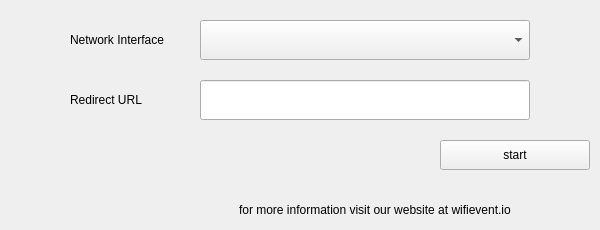
This is app/captiveportal/mainwindow.ui in wifievent/cp as Qt 5 draws it before an edit. The edited form follows.
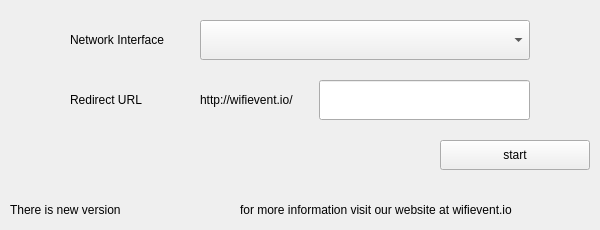
This is the edited form.

Commit message: ✅ fixed host to wifievent.io and add weudpserver, weupdater, additional ui

```diff
--- a/app/captiveportal/mainwindow.ui
+++ b/app/captiveportal/mainwindow.ui
@@ -66,9 +66,9 @@
    <widget class="QLabel" name="label_3">
     <property name="geometry">
      <rect>
-      <x>239</x>
+      <x>240</x>
       <y>200</y>
-      <width>351</width>
+      <width>350</width>
       <height>20</height>
      </rect>
     </property>
@@ -79,13 +79,39 @@
    <widget class="QLineEdit" name="lineEdit">
     <property name="geometry">
      <rect>
-      <x>200</x>
+      <x>319</x>
       <y>80</y>
-      <width>330</width>
+      <width>211</width>
       <height>40</height>
      </rect>
     </property>
    </widget>
+   <widget class="QLabel" name="label_4">
+    <property name="geometry">
+     <rect>
+      <x>200</x>
+      <y>90</y>
+      <width>131</width>
+      <height>20</height>
+     </rect>
+    </property>
+    <property name="text">
+     <string>http://wifievent.io/</string>
+    </property>
+   </widget>
+   <widget class="QLabel" name="label_5">
+    <property name="geometry">
+     <rect>
+      <x>10</x>
+      <y>200</y>
+      <width>140</width>
+      <height>20</height>
+     </rect>
+    </property>
+    <property name="text">
+     <string>There is new version</string>
+    </property>
+   </widget>
   </widget>
  </widget>
  <resources/>
```
The commit also changes 11 other files.
